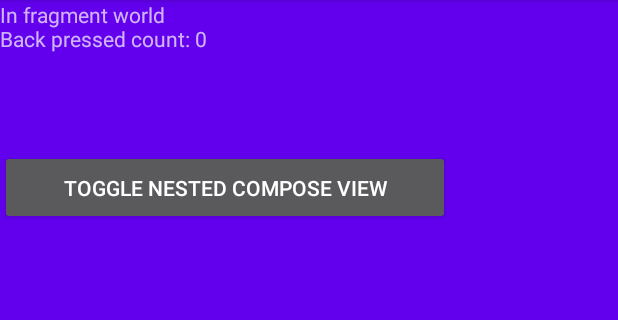
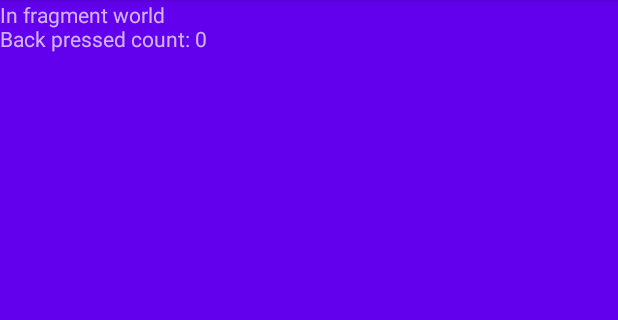
Before and after one commit to joakimtall/repro-fragment-in-compose-dialog, an Android app built with Jetpack Compose: the fragment ReproFragment shown on its own in the app's theme, on a phone screen of 412 x 824 dp, the part 84-404 px from its top. Run offline under Robolectric (Android 15) with nearby library versions, the phone set to English and light mode, and no system bars.

Commit message:
Clean up

```diff
--- a/app/src/main/res/layout/repro_fragment.xml
+++ b/app/src/main/res/layout/repro_fragment.xml
@@ -6,22 +6,10 @@
     android:background="@color/purple_500"
     tools:context=".ReproFragment">
 
-<!--    <androidx.compose.ui.platform.ComposeView-->
-<!--        android:id="@+id/composeView"-->
-<!--        android:layout_width="match_parent"-->
-<!--        android:layout_height="match_parent"/>-->
-
     <TextView
         android:id="@+id/textView"
         android:layout_width="match_parent"
         android:layout_height="100dp"
         android:text="Text in fragment world" />
 
-    <Button
-        android:id="@+id/toggleComposeButton"
-        android:layout_marginTop="100dp"
-        android:layout_width="300dp"
-        android:layout_height="50dp"
-        android:text="Toggle nested compose view"/>
-
 </FrameLayout>
--- a/app/src/main/res/values/strings.xml
+++ b/app/src/main/res/values/strings.xml
@@ -1,5 +1,3 @@
 <resources>
     <string name="app_name">My Application</string>
-    <!-- TODO: Remove or change this placeholder text -->
-    <string name="hello_blank_fragment">Hello blank fragment</string>
 </resources>
```
Also changed, not shown: app/src/main/java/com/example/myapplication/MainActivity.kt (+24 -24 lines), app/src/main/java/com/example/myapplication/ReproFragment.kt (+0 -15 lines).
